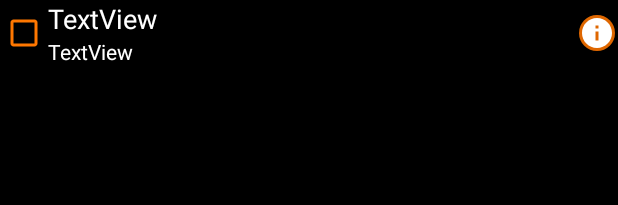
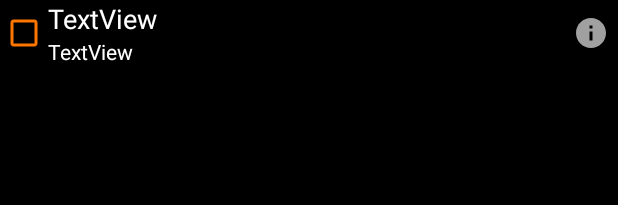
Before and after one commit to wodyjowski/a-todo, an Android app: the layout list_row.xml on its own in the app's theme, with its tools: preview values and no code run, on a phone screen of 412 x 824 dp. Shown: the top 205 px of the screen. Run offline under Robolectric (Android 15) with nearby library versions, the phone set to English and light mode, and no system bars.

Commit message:
Changed info button style

```diff
--- a/app/src/main/res/drawable/ic_info_24dp.xml
+++ b/app/src/main/res/drawable/ic_info_24dp.xml
@@ -1,4 +1,4 @@
-<vector android:height="24dp" android:tint="#FFFFFF"
+<vector android:height="24dp" android:tint="#A0A0A0"
     android:viewportHeight="24.0" android:viewportWidth="24.0"
     android:width="24dp" xmlns:android="http://schemas.android.com/apk/res/android">
     <path android:fillColor="#FF000000" android:pathData="M12,2C6.48,2 2,6.48 2,12s4.48,10 10,10 10,-4.48 10,-10S17.52,2 12,2zM13,17h-2v-6h2v6zM13,9h-2L11,7h2v2z"/>
--- a/app/src/main/res/layout/list_row.xml
+++ b/app/src/main/res/layout/list_row.xml
@@ -46,9 +46,9 @@
         android:layout_width="wrap_content"
         android:layout_height="wrap_content"
         android:layout_gravity="center"
-        android:layout_marginRight="2dp"
+        android:layout_marginRight="6dp"
         android:background="@drawable/round_button"
-        android:backgroundTint="@color/colorPrimaryDark"
+        android:backgroundTint="@color/background"
         android:minWidth="1dp"
         android:src="@drawable/ic_info_24dp" />
 
```
